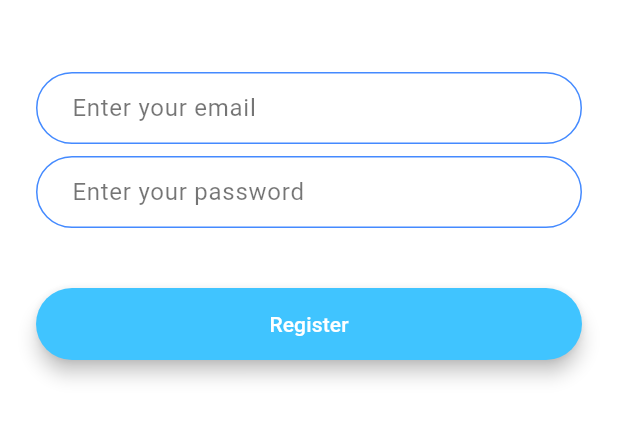
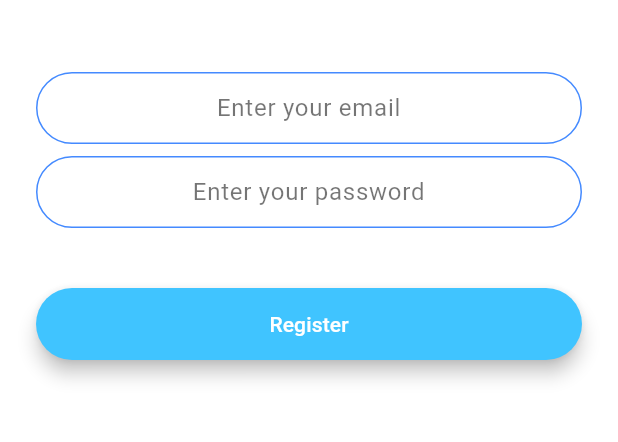
Before and after one commit to nicoleandlilli/flash_chat, a Flutter app: the RegistrationScreen screen opened by its route, after a tap on "Register", on a phone screen of 412 x 824 dp, the part 576-1018 px from its top. Run offline on Flutter 3.47's test engine with Material 3 defaults, Android fonts, the phone set to English and light mode, and no system bars; our stand-ins replace animated_text_kit, firebase_auth, firebase_core; accounts and stored records are empty.

```diff
--- a/lib/main.dart
+++ b/lib/main.dart
@@ -1,10 +1,13 @@
+import 'package:firebase_core/firebase_core.dart';
 import 'package:flash_chat/screenss/chat_screen.dart';
 import 'package:flash_chat/screenss/login_screen.dart';
 import 'package:flash_chat/screenss/registration_screen.dart';
 import 'package:flash_chat/screenss/welcome_screen.dart';
 import 'package:flutter/material.dart';
 
-void main() {
+void main() async{
+  WidgetsFlutterBinding.ensureInitialized();
+  await Firebase.initializeApp();
   runApp(const FlashChat());
 }
 
@@ -12,7 +15,8 @@ class FlashChat extends StatelessWidget {
   const FlashChat({super.key});
 
   @override
-  Widget build(BuildContext context) {
+  Widget build(BuildContext context){
+
     return MaterialApp(
       title: 'Flash Chat',
       theme: ThemeData.dark().copyWith(
--- a/lib/screenss/registration_screen.dart
+++ b/lib/screenss/registration_screen.dart
@@ -1,8 +1,9 @@
 
+import 'package:firebase_core/firebase_core.dart';
 import 'package:flash_chat/components/round_botton.dart';
-import 'package:flutter/cupertino.dart';
+import 'package:flash_chat/screenss/chat_screen.dart';
 import 'package:flutter/material.dart';
-
+import 'package:firebase_auth/firebase_auth.dart';
 import '../constants.dart';
 
 class RegistrationScreen extends StatefulWidget{
@@ -15,6 +16,9 @@ class RegistrationScreen extends StatefulWidget{
 }
 
 class _RegistrationScreenState extends State<RegistrationScreen>{
+  final _auth = FirebaseAuth.instance;
+  late String email;
+  late String password;
   @override
   Widget build(BuildContext context) {
     return Scaffold(
@@ -40,8 +44,11 @@ class _RegistrationScreenState extends State<RegistrationScreen>{
               height: 48.0,
             ),
             TextField(
+              keyboardType: TextInputType.emailAddress,
+              textAlign: TextAlign.center,
+              style: TextStyle(color: Colors.black),
               onChanged: (value) {
-
+                email = value;
               },
               decoration: kTextFieldDecoration.copyWith(hintText: 'Enter your email'),
             ),
@@ -49,16 +56,31 @@ class _RegistrationScreenState extends State<RegistrationScreen>{
               height: 8.0,
             ),
             TextField(
+              obscureText: true,
+              textAlign: TextAlign.center,
+              style: TextStyle(color: Colors.black),
               onChanged: (value) {
-
+                password = value;
               },
               decoration: kTextFieldDecoration.copyWith(hintText: 'Enter your password'),
             ),
             SizedBox(
               height: 24.0,
             ),
-            RoundedButton(title: 'Register',color: Colors.lightBlueAccent,onPressed: (){
-
+            RoundedButton(
+                title: 'Register',
+                color: Colors.lightBlueAccent,
+                onPressed: () async {
+                  try {
+                    final newUser = await _auth.createUserWithEmailAndPassword(
+                        email: email, password: password);
+                    print(newUser);
+                    if(newUser!=null){
+                      Navigator.pushNamed(context, ChatScreen.id);
+                    }
+                  }catch(e){
+                    print(e);
+                  }
             }),
           ],
         ),
```
Also changed, not shown: 1 other file.
